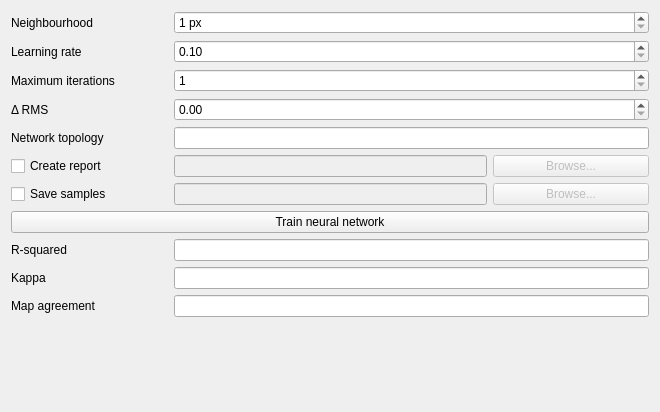
This is ui/neuralnetworkwidgetbase.ui in nextgis/qgis_molusce as Qt 5 draws it before an edit. The edited form follows.
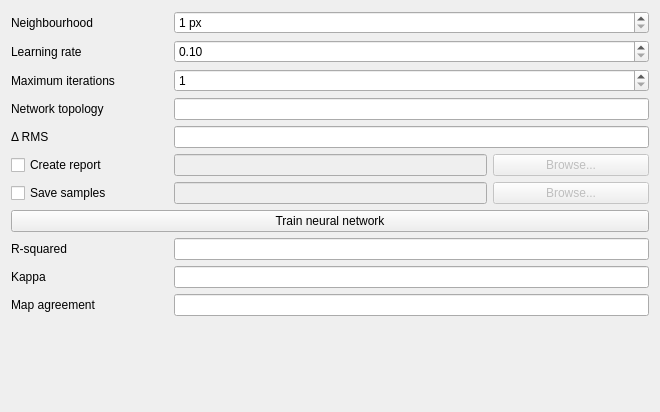
This is the edited form.

What changed in the file:
```diff
--- a/ui/neuralnetworkwidgetbase.ui
+++ b/ui/neuralnetworkwidgetbase.ui
@@ -19,9 +19,6 @@
      <item row="10" column="1" colspan="3">
       <widget class="QLineEdit" name="leMapAgreement"/>
      </item>
-     <item row="3" column="1" colspan="3">
-      <widget class="QDoubleSpinBox" name="spnRMS"/>
-     </item>
      <item row="0" column="1" colspan="3">
       <widget class="QSpinBox" name="spnNeigbourhood">
        <property name="suffix">
@@ -32,13 +29,6 @@
        </property>
       </widget>
      </item>
-     <item row="4" column="0">
-      <widget class="QLabel" name="label_5">
-       <property name="text">
-        <string>Network topology</string>
-       </property>
-      </widget>
-     </item>
      <item row="5" column="3">
       <widget class="QPushButton" name="btnSelectReport">
        <property name="enabled">
@@ -97,9 +87,6 @@
        </property>
       </widget>
      </item>
-     <item row="4" column="1" colspan="3">
-      <widget class="QLineEdit" name="leTopology"/>
-     </item>
      <item row="8" column="1" colspan="3">
       <widget class="QLineEdit" name="leRSquared"/>
      </item>
@@ -168,13 +155,26 @@
        </property>
       </widget>
      </item>
+     <item row="3" column="1" colspan="3">
+      <widget class="QLineEdit" name="leTopology"/>
+     </item>
      <item row="3" column="0">
+      <widget class="QLabel" name="label_5">
+       <property name="text">
+        <string>Network topology</string>
+       </property>
+      </widget>
+     </item>
+     <item row="4" column="0">
       <widget class="QLabel" name="label_4">
        <property name="text">
         <string>Δ RMS</string>
        </property>
       </widget>
      </item>
+     <item row="4" column="1" colspan="3">
+      <widget class="QLineEdit" name="leDeltaRMS"/>
+     </item>
     </layout>
    </item>
    <item row="1" column="0">
```
